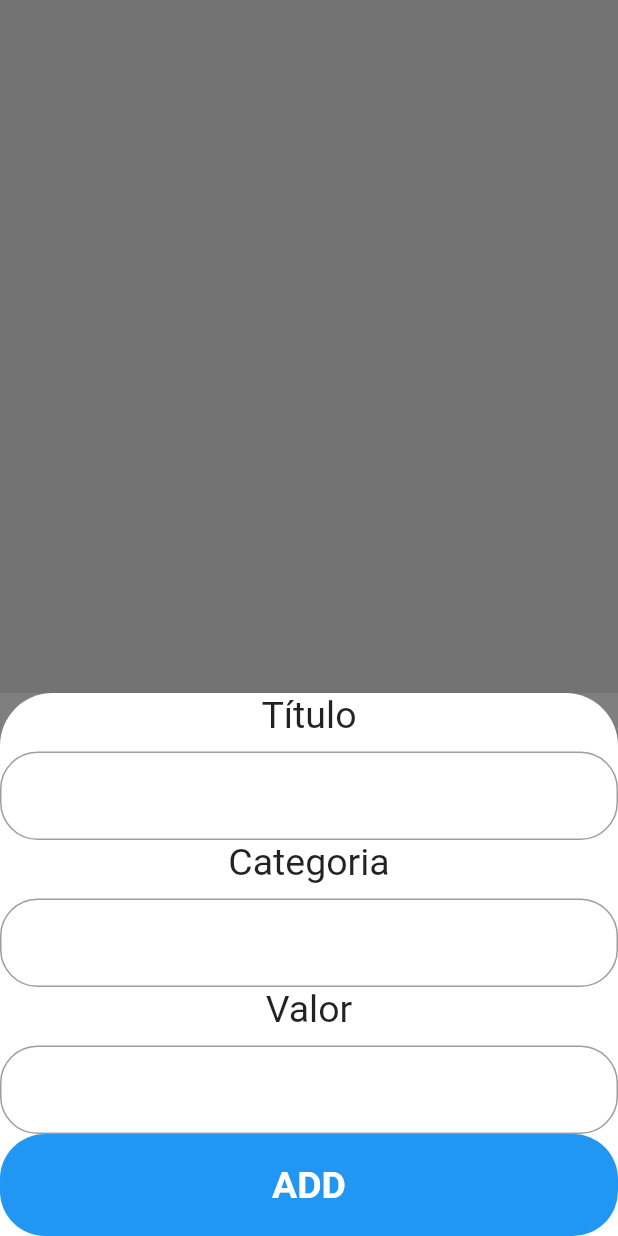
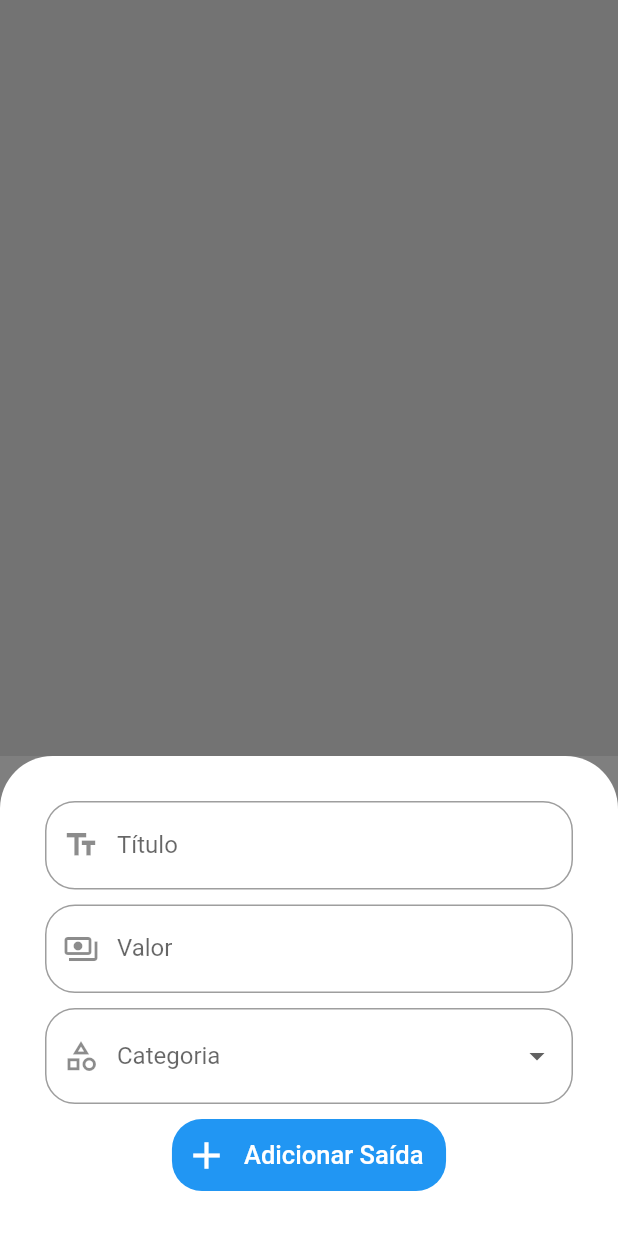
Before and after one commit to EduardoBllc/maWallet, a Flutter app: what modalShow() shows on an empty page, opened directly with empty values, on a phone screen of 412 x 824 dp. Run offline on Flutter 3.47's test engine with Material 2 defaults, Android fonts, the phone set to English and light mode, and no system bars; our stand-ins replace flutter_speed_dial, rflutter_alert.

Commit message:
ajustadas modais nova transação

```diff
--- a/lib/components/modal_add_button.dart
+++ b/lib/components/modal_add_button.dart
@@ -1,29 +1,36 @@
 import 'package:flutter/material.dart';
+import 'package:ma_wallet/constants.dart';
 
 class AddButton extends StatelessWidget {
   const AddButton({
-    super.key, required this.onPressed,
+    super.key,
+    required this.onPressed,
+    required this.type,
   });
 
   final void Function() onPressed;
+  final TransactionType type;
 
   @override
   Widget build(BuildContext context) {
+
+    String buttonText;
+    type == TransactionType.input ? buttonText = 'Entrada' : buttonText = 'Saída';
+
     return Container(
+      padding: const EdgeInsets.only(right: 7),
       decoration: BoxDecoration(
-        color: Colors.blue,
-        borderRadius: BorderRadius.circular(30),
-      ),
-      padding: EdgeInsets.symmetric(horizontal: 20, vertical: 10),
+          color: Colors.blue, borderRadius: BorderRadius.circular(20)),
       child: TextButton(
         onPressed: onPressed,
-        child: Text(
-          'ADD',
-          style: TextStyle(
-            fontSize: 25,
-            color: Colors.white,
-            fontWeight: FontWeight.bold,
-          ),
+        child: Row(
+          mainAxisSize: MainAxisSize.min,
+          mainAxisAlignment: MainAxisAlignment.center,
+          children: [
+            const Icon(Icons.add, color: Colors.white, size: 30,),
+            const SizedBox(width: 10),
+            Text('Adicionar $buttonText', style: const TextStyle(color: Colors.white, fontSize: 17),)
+          ],
         ),
       ),
     );
--- a/lib/components/pop_up_field.dart
+++ b/lib/components/pop_up_field.dart
@@ -13,6 +13,7 @@ class PopUpField extends StatelessWidget {
     return Padding(
       padding:  MediaQuery.of(context).viewInsets,
       child: Column(
+        mainAxisSize: MainAxisSize.min,
         children: [
           Text(
             title,
--- a/lib/components/transaction_card.dart
+++ b/lib/components/transaction_card.dart
@@ -23,10 +23,10 @@ class TransactionCard extends StatelessWidget {
         subtitle: Text('R\$${formattedValue}0'),
         trailing: transaction.type == TransactionType.output
             ? Icon(
-                transaction.category.icon,
+                transaction.category?.icon,
                 size: 40,
               )
-            : null,
+            : Icon(Icons.payments_outlined, size: 40,),
       ),
     );
   }
--- a/lib/constants.dart
+++ b/lib/constants.dart
@@ -1,19 +1,21 @@
 import 'package:flutter/material.dart';
+import 'package:flutter/services.dart';
 
 
 enum Category {
-  none(Icons.warning_amber),
-  refeicoes(Icons.restaurant),
-  educacao(Icons.school),
-  transporte(Icons.directions_car),
-  entretenimento(Icons.sports_esports),
-  petiscos(Icons.fastfood),
-  saude(Icons.medical_services_outlined),
-  contas(Icons.receipt_long),
-  economia(Icons.savings);
+  none(Icons.warning_amber_outlined, 'Nenhum'),
+  refeicoes(Icons.restaurant_outlined, 'Refeições'),
+  educacao(Icons.school_outlined, 'Educação'),
+  transporte(Icons.directions_car_outlined, 'Transporte'),
+  entretenimento(Icons.sports_esports_outlined, 'Entretenimento'),
+  petiscos(Icons.fastfood_outlined, 'Petiscos'),
+  saude(Icons.medical_services_outlined, 'Saúde'),
+  contas(Icons.receipt_long_outlined, 'Contas'),
+  economia(Icons.savings_outlined, 'Economia');
 
-  const Category(this.icon);
+  const Category(this.icon, this.texto);
   final IconData icon;
+  final String texto;
 }
 
 enum TransactionType {
--- a/lib/main.dart
+++ b/lib/main.dart
@@ -2,7 +2,6 @@ import 'package:flutter/material.dart';
 import 'package:ma_wallet/models/financial_data.dart';
 import 'package:provider/provider.dart';
 import 'screens/main_page.dart';
-import 'components/add_transaction_popup.dart';
 
 void main() => runApp(MaWalletApp());
 
@@ -17,7 +16,6 @@ class MaWalletApp extends StatelessWidget {
         initialRoute: '/',
         routes: {
           '/' : (context) => MainPage(),
-          '/add' : (context) => AddPopUp(),
         },
       ),
     );
--- /dev/null
+++ b/lib/modals/new_transaction.dart
@@ -0,0 +1,223 @@
+import 'package:flutter/material.dart';
+import 'package:ma_wallet/constants.dart';
+import 'package:ma_wallet/models/financial_data.dart';
+import 'package:ma_wallet/models/transaction.dart';
+import 'package:provider/provider.dart';
+import 'package:rflutter_alert/rflutter_alert.dart';
+
+import '../components/modal_add_button.dart';
+
+modalShow(BuildContext context, TransactionType type) {
+  Widget modalWidget;
+  type == TransactionType.input
+      ? modalWidget = const InputModalWidget()
+      : modalWidget = const OutputModalWidget();
+
+  showModalBottomSheet(
+    isScrollControlled: true,
+    backgroundColor: const Color(0xFF7f7f7f),
+    context: context,
+    builder: (context) => SingleChildScrollView(
+      child: Container(
+        padding:
+            EdgeInsets.only(bottom: MediaQuery.of(context).viewInsets.bottom),
+        decoration: const BoxDecoration(
+          borderRadius: BorderRadius.vertical(top: Radius.circular(35)),
+          color: Colors.white,
+        ),
+        child: Container(
+          padding: const EdgeInsets.all(30),
+          child: modalWidget,
+        ),
+      ),
+    ),
+  );
+}
+
+class InputModalWidget extends StatelessWidget {
+  const InputModalWidget({
+    super.key,
+  });
+
+  @override
+  Widget build(BuildContext context) {
+    String titulo = '';
+    double valor = 0;
+    TextEditingController controllerValue = TextEditingController();
+
+    return Column(
+      mainAxisSize: MainAxisSize.min,
+      crossAxisAlignment: CrossAxisAlignment.center,
+      children: [
+        TextField(
+          decoration: InputDecoration(
+            prefixIcon: const Icon(Icons.text_fields_outlined),
+            labelText: 'Título',
+            hintText: 'Salário do mês',
+            border: OutlineInputBorder(
+              borderRadius: BorderRadius.circular(20),
+            ),
+          ),
+          onChanged: (newValue) {
+            titulo = newValue;
+          },
+        ),
+        const SizedBox(height: 10),
+        TextField(
+          controller: controllerValue,
+          decoration: InputDecoration(
+            prefixIcon: const Icon(Icons.payments_outlined),
+            labelText: 'Valor',
+            border: OutlineInputBorder(
+              borderRadius: BorderRadius.circular(20),
+            ),
+          ),
+          onChanged: (newValue) {
+            String parseValue;
+            newValue.contains(',')
+                ? parseValue = newValue.replaceAll(',', '.')
+                : parseValue = newValue;
+            if (newValue != '') {
+              try {
+                valor = double.parse(parseValue);
+              } catch (e) {
+                Alert(
+                        context: context,
+                        title: 'Digite apenas números neste campo')
+                    .show();
+                controllerValue.clear();
+              }
+            }
+          },
+        ),
+        const SizedBox(height: 10),
+        Consumer<FinancialData>(
+          builder: (BuildContext context, FinancialData financialData,
+              Widget? child) {
+            return AddButton(
+              type: TransactionType.input,
+              onPressed: () {
+                if (titulo != '' && valor != 0) {
+                  financialData.addTransaction(
+                      InputTransaction(value: valor, title: titulo));
+                  Navigator.pop(context);
+                } else {
+                  Alert(
+                          context: context,
+                          title: 'Preencha todos os campos corretamente')
+                      .show();
+                }
+              },
+            );
+          },
+        ),
+      ],
+    );
+  }
+}
+
+class OutputModalWidget extends StatelessWidget {
+  const OutputModalWidget({super.key});
+
+  @override
+  Widget build(BuildContext context) {
+    String titulo = '';
+    double valor = 0;
+    Category? categoria = Category.none;
+    TextEditingController controllerValue = TextEditingController();
+
+    return Column(
+      mainAxisSize: MainAxisSize.min,
+      crossAxisAlignment: CrossAxisAlignment.center,
+      children: [
+        TextField(
+          decoration: InputDecoration(
+            prefixIcon: const Icon(Icons.text_fields_outlined),
+            labelText: 'Título',
+            hintText: 'Conta de luz',
+            border: OutlineInputBorder(
+              borderRadius: BorderRadius.circular(20),
+            ),
+          ),
+          onChanged: (newValue) {
+            titulo = newValue;
+          },
+        ),
+        const SizedBox(height: 10),
+        TextField(
+          controller: controllerValue,
+          decoration: InputDecoration(
+            prefixIcon: const Icon(Icons.payments_outlined),
+            labelText: 'Valor',
+            border: OutlineInputBorder(
+              borderRadius: BorderRadius.circular(20),
+            ),
+          ),
+          onChanged: (newValue) {
+            String parseValue;
+            newValue.contains(',')
+                ? parseValue = newValue.replaceAll(',', '.')
+                : parseValue = newValue;
+            if (newValue != '') {
+              try {
+                valor = double.parse(parseValue);
+              } catch (e) {
+                Alert(
+                        context: context,
+                        title: 'Digite apenas números neste campo')
+                    .show();
+                controllerValue.clear();
+              }
+            }
+          },
+        ),
+        const SizedBox(height: 10),
+        DropdownButtonFormField(
+          decoration: InputDecoration(
+            prefixIcon: Icon(Icons.category_outlined),
+            labelText: 'Categoria',
+            border: OutlineInputBorder(
+              borderRadius: BorderRadius.circular(20),
+            ),
+          ),
+          onChanged: (newValue) {
+            categoria = newValue;
+          },
+          items: Category.values.map((val) {
+            return DropdownMenuItem(
+              value: val,
+              child: Row(
+                children: [
+                  Icon(val.icon),
+                  const SizedBox(width: 30),
+                  Text(val.texto.toString()),
+                ],
+              ),
+            );
+          }).toList(),
+        ),
+        const SizedBox(height: 10),
+        Consumer<FinancialData>(
+          builder: (BuildContext context, FinancialData financialData,
+              Widget? child) {
+            return AddButton(
+              type: TransactionType.output,
+              onPressed: () {
+                if (titulo != '' && valor != 0) {
+                  financialData.addTransaction(OutputTransaction(
+                      value: valor, title: titulo, category: categoria));
+                  Navigator.pop(context);
+                } else {
+                  Alert(
+                          context: context,
+                          title: 'Preencha todos os campos corretamente')
+                      .show();
+                }
+              },
+            );
+          },
+        ),
+      ],
+    );
+  }
+}
--- a/lib/modals/transaction_modal_controller.dart
+++ /dev/null
@@ -1,124 +0,0 @@
-import 'package:flutter/material.dart';
-import 'package:ma_wallet/components/pop_up_field.dart';
-import 'package:ma_wallet/constants.dart';
-import 'package:ma_wallet/models/financial_data.dart';
-import 'package:ma_wallet/models/transaction.dart';
-import 'package:provider/provider.dart';
-import 'package:rflutter_alert/rflutter_alert.dart';
-
-import '../components/modal_add_button.dart';
-
-modalShow(BuildContext context, TransactionType type) {
-  Widget modalWidget;
-  type == TransactionType.input
-      ? modalWidget = InputModalWidget()
-      : modalWidget = OutputModalWidget();
-
-  showModalBottomSheet(
-    isScrollControlled: true,
-    backgroundColor: const Color(0xFF7f7f7f),
-    context: context,
-    builder: (context) {
-      return Container(
-        padding:
-            EdgeInsets.only(bottom: MediaQuery.of(context).viewInsets.bottom),
-        decoration: const BoxDecoration(
-          borderRadius: BorderRadius.vertical(top: Radius.circular(35)),
-          color: Colors.white,
-        ),
-        child: modalWidget,
-      );
-    },
-  );
-}
-
-class InputModalWidget extends StatelessWidget {
-  const InputModalWidget({
-    super.key,
-  });
-
-  @override
-  Widget build(BuildContext context) {
-    String titulo = '';
-    double valor = 0;
-
-    return Column(
-      mainAxisSize: MainAxisSize.min,
-      crossAxisAlignment: CrossAxisAlignment.center,
-      children: [
-        PopUpField(
-            title: 'Título',
-            onChanged: (newValue) {
-              titulo = newValue;
-            }),
-        PopUpField(
-            title: 'Valor',
-            onChanged: (newValue) {
-              String parseValue;
-              if (newValue.contains(',')) {
-                parseValue = newValue.replaceAll(',', '.');
-              } else {
-                parseValue = newValue;
-              }
-              try {
-                valor = double.parse(parseValue);
-              } catch (e) {
-                Alert(context: context, title: 'Digite apenas números').show();
-              }
-            }),
-        Consumer<FinancialData>(builder:
-            (BuildContext context, FinancialData financialData, Widget? child) {
-          return AddButton(
-            onPressed: () {
-              financialData.addTransaction(InputTransaction(title: titulo, value: valor));
-            },
-          );
-        }),
-      ],
-    );
-  }
-}
-
-class OutputModalWidget extends StatelessWidget {
-  const OutputModalWidget({super.key});
-
-  @override
-  Widget build(BuildContext context) {
-
-    String titulo = '';
-    double valor = 0;
-    Category categoria = Category.none;
-
-    return Column(
-      mainAxisSize: MainAxisSize.min,
-      crossAxisAlignment: CrossAxisAlignment.stretch,
-      children: [
-        PopUpField(title: 'Título', onChanged: (newValue) {
-          titulo = newValue;
-        }),
-        //TODO modify this field to be an dropdown or something like this
-        PopUpField(title: 'Categoria', onChanged: (newValue) {
-
-        }),
-        PopUpField(title: 'Valor', onChanged: (newValue) {
-          String parseValue;
-          if (newValue.contains(',')) {
-            parseValue = newValue.replaceAll(',', '.');
-          } else {
-            parseValue = newValue;
-          }
-          try {
-            valor = double.parse(parseValue);
-          } catch (e) {
-            Alert(context: context, title: 'Digite apenas números').show();
-          }
-        }),
-        Consumer<FinancialData>(builder: (BuildContext context, FinancialData financialData, Widget? child) {
-          return AddButton(onPressed: (){
-            financialData.addTransaction(InputTransaction(title: titulo, value: valor));
-          });
-        },),
-      ],
-    );
-  }
-}
--- a/lib/models/transaction.dart
+++ b/lib/models/transaction.dart
@@ -6,7 +6,7 @@ abstract class Transaction {
   final String title;
   final double value;
   final TransactionType type;
-  final Category category;
+  final Category? category;
 }
 
 class InputTransaction extends Transaction {
```
Also changed, not shown: lib/components/add_transaction_popup.dart (deleted, +0 -103 lines), lib/modals/add_transaction_popup.dart (deleted, +0 -68 lines), lib/models/financial_data.dart (+13 -3 lines), lib/screens/main_page.dart (+14 -17 lines), lib/components/expandable_fab.dart (renamed from lib/components/ExpandableFAB.dart), 1 other file.
